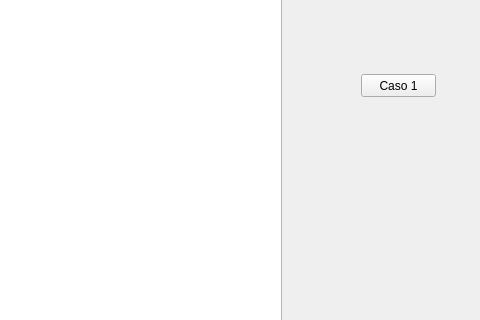
Above: mainwindow.ui from gabriellopera/parcial-final before the change; both pictures show x 569 to 1049 and y 96 to 416 of the 1049 by 600 pixel window. Below: the same form after it.
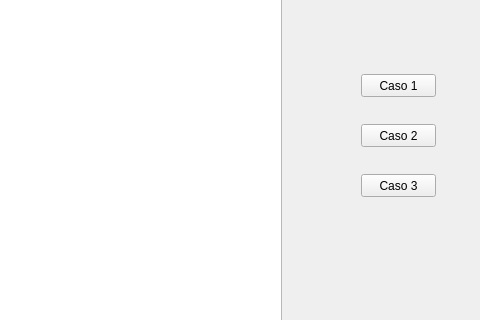
That is the form after the change.

Patch:
```diff
--- a/mainwindow.ui
+++ b/mainwindow.ui
@@ -106,6 +106,32 @@
      </rect>
     </property>
    </widget>
+   <widget class="QPushButton" name="pushButton_3">
+    <property name="geometry">
+     <rect>
+      <x>930</x>
+      <y>220</y>
+      <width>75</width>
+      <height>23</height>
+     </rect>
+    </property>
+    <property name="text">
+     <string>Caso 2</string>
+    </property>
+   </widget>
+   <widget class="QPushButton" name="pushButton_4">
+    <property name="geometry">
+     <rect>
+      <x>930</x>
+      <y>270</y>
+      <width>75</width>
+      <height>23</height>
+     </rect>
+    </property>
+    <property name="text">
+     <string>Caso 3</string>
+    </property>
+   </widget>
   </widget>
   <widget class="QMenuBar" name="menubar">
    <property name="geometry">
```
